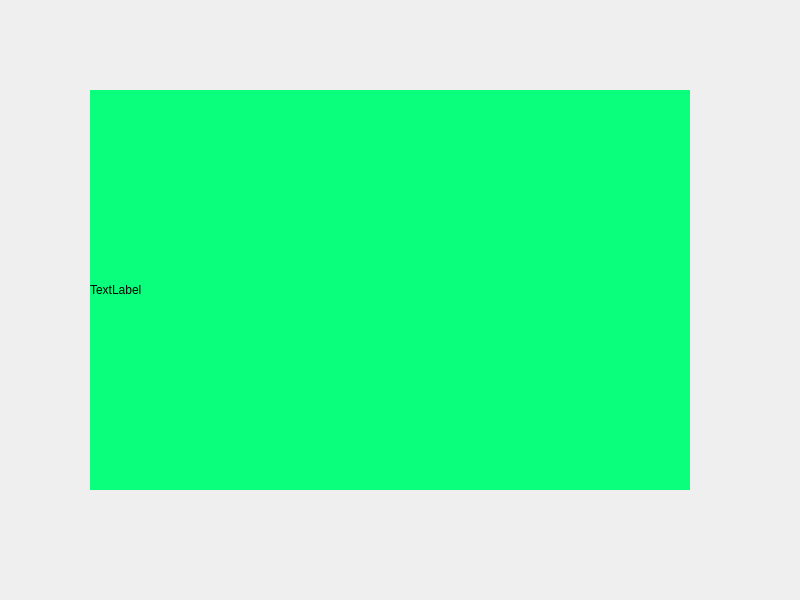
First picture: the form in ui/mainFrame.ui, repository Kolark/proyecto2VA, before the edit.
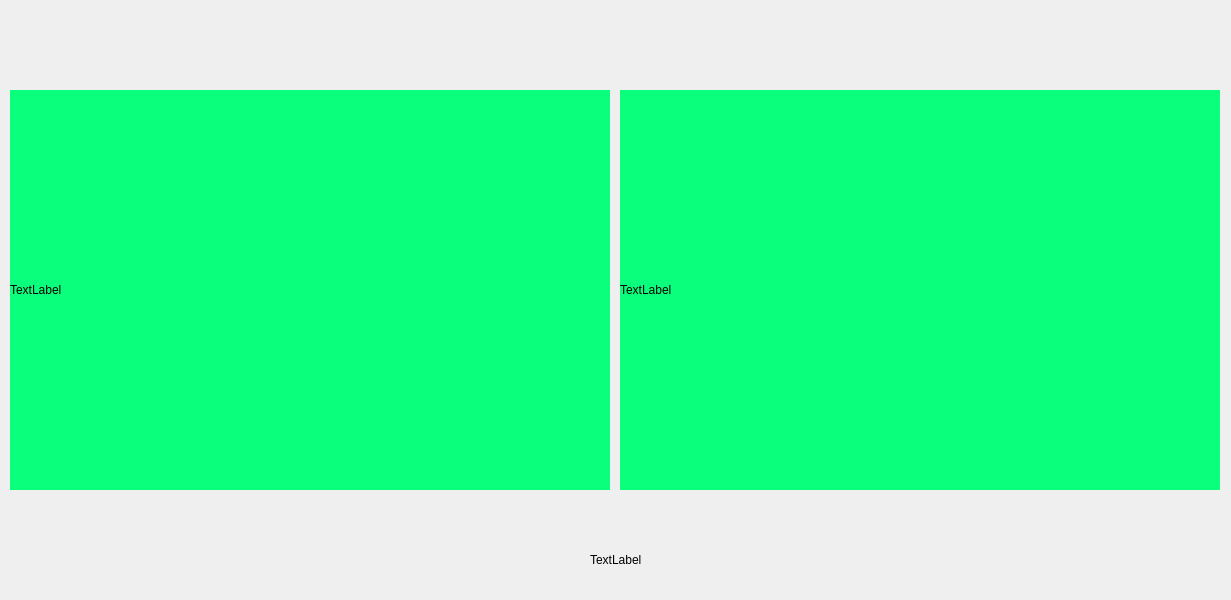
Second picture: the form after the edit.

```diff
--- a/ui/mainFrame.ui
+++ b/ui/mainFrame.ui
@@ -6,7 +6,7 @@
    <rect>
     <x>0</x>
     <y>0</y>
-    <width>800</width>
+    <width>1231</width>
     <height>600</height>
    </rect>
   </property>
@@ -17,7 +17,7 @@
    <widget class="QLabel" name="imgWidget">
     <property name="geometry">
      <rect>
-      <x>90</x>
+      <x>10</x>
       <y>90</y>
       <width>600</width>
       <height>400</height>
@@ -30,6 +30,35 @@
      <string>TextLabel</string>
     </property>
    </widget>
+   <widget class="QLabel" name="img_">
+    <property name="geometry">
+     <rect>
+      <x>620</x>
+      <y>90</y>
+      <width>600</width>
+      <height>400</height>
+     </rect>
+    </property>
+    <property name="styleSheet">
+     <string notr="true">background-color: rgb(10, 255, 124);</string>
+    </property>
+    <property name="text">
+     <string>TextLabel</string>
+    </property>
+   </widget>
+   <widget class="QLabel" name="magnitud">
+    <property name="geometry">
+     <rect>
+      <x>590</x>
+      <y>550</y>
+      <width>55</width>
+      <height>20</height>
+     </rect>
+    </property>
+    <property name="text">
+     <string>TextLabel</string>
+    </property>
+   </widget>
   </widget>
  </widget>
  <resources/>
```
